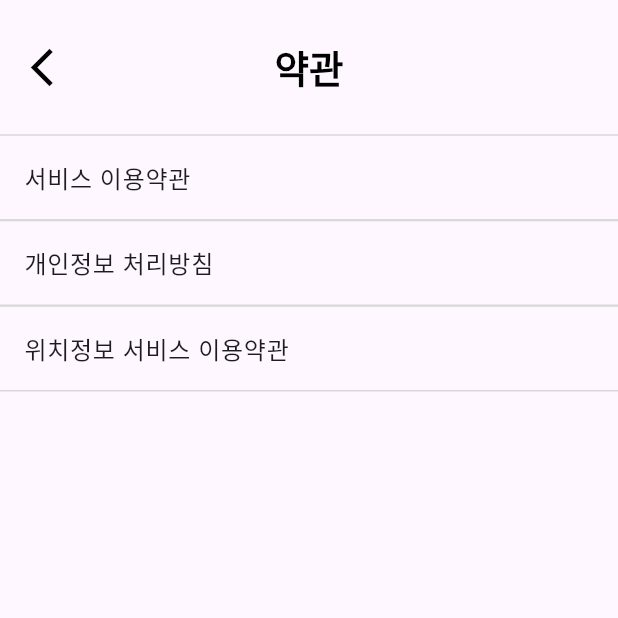
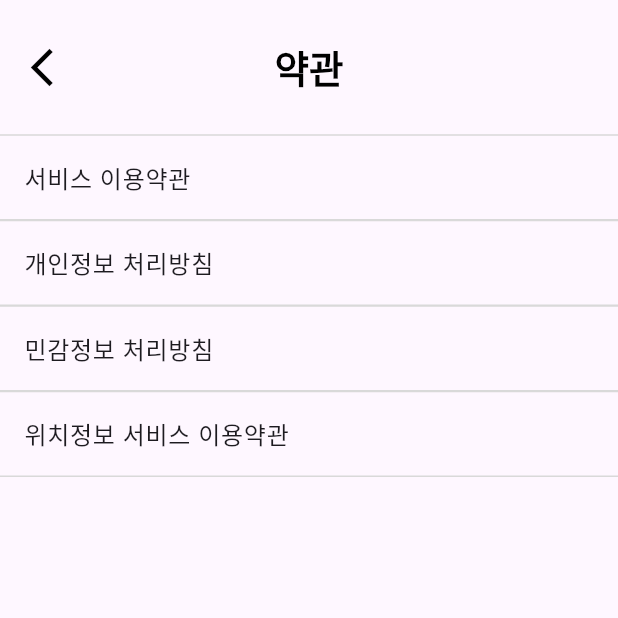
Before and after one commit to SMU-25/frontend, a Flutter app: the TermsScreen screen opened directly, on a phone screen of 412 x 824 dp, the top half of it. Run offline on Flutter 3.47's test engine with Material 3 defaults, Android fonts, the phone set to English and light mode, and no system bars; our stand-ins replace email_validator.

Commit message:
✨ [Feat] 약관 페이지 민감정보 처리방침 항목 추가

```diff
--- a/lib/main.dart
+++ b/lib/main.dart
@@ -26,7 +26,7 @@ class _App extends StatelessWidget {
       // home: RootTab(),
       // Named Routes 적용 화면 개발시 initialRoute를 바꿔주면서 진행하면 편리합니다.
       // ex) login 화면 개발 중이라면 initialRoute: '/login',
-      initialRoute: '/signup',
+      initialRoute: '/home',
       routes: {
         '/': (context) => InitScreen(),
         '/home': (context) => RootTab(),
--- a/lib/settings/view/terms_screen.dart
+++ b/lib/settings/view/terms_screen.dart
@@ -10,6 +10,7 @@ class TermsScreen extends StatelessWidget {
     final List<Map<String, dynamic>> settingsItems = [
       {'title': '서비스 이용약관', 'onTap': () {}},
       {'title': '개인정보 처리방침', 'onTap': () => {}},
+      {'title': '민감정보 처리방침', 'onTap': () {}},
       {'title': '위치정보 서비스 이용약관', 'onTap': () {}},
     ];
 
```
Also changed, not shown: pubspec.lock.
